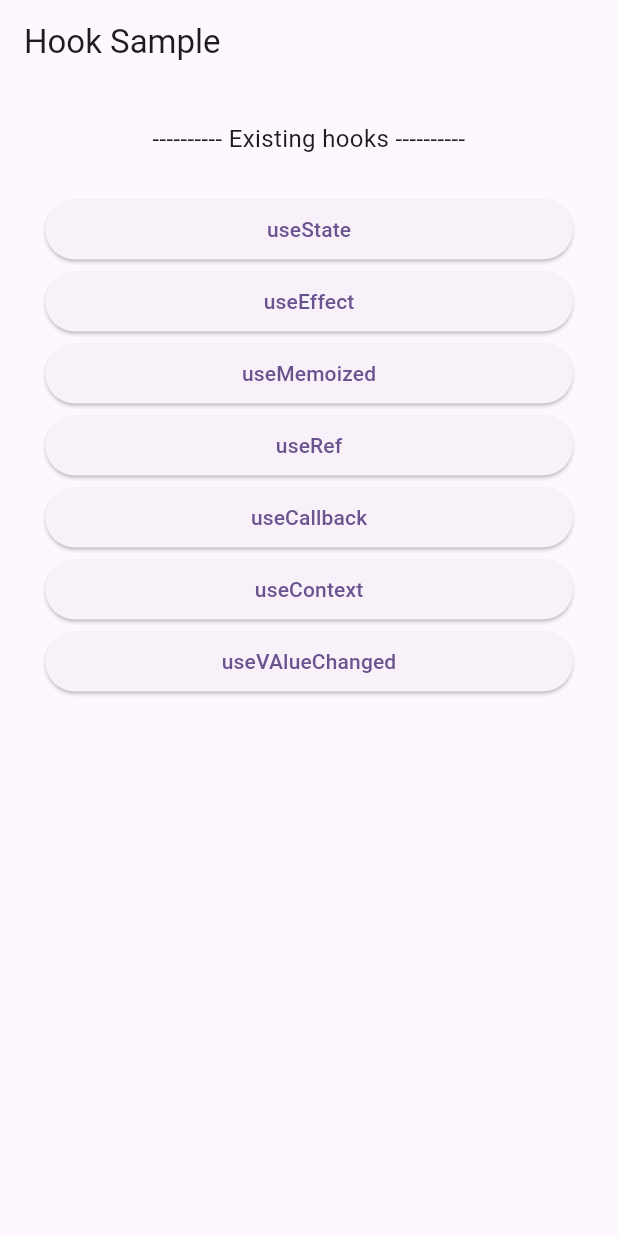
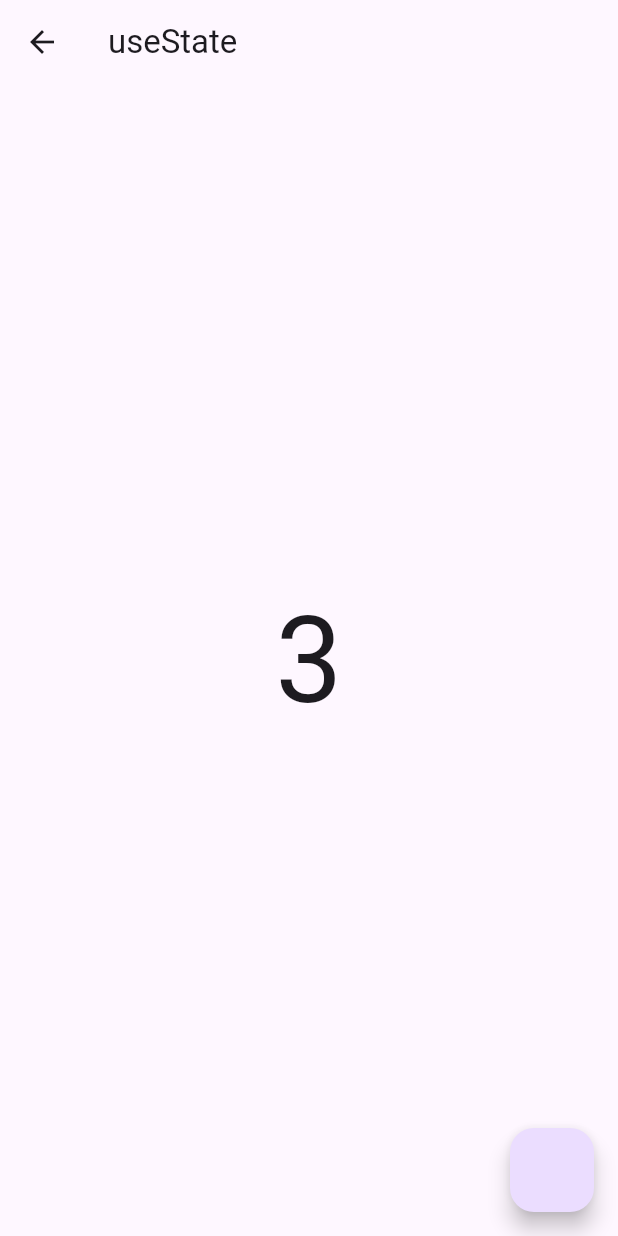
Before and after one commit to sudar-life/flutter_hook_sample, a Flutter app: the screen it shows after launch, after a tap on "useCallback", on a phone screen of 412 x 824 dp. Run offline on Flutter 3.47's test engine with Material 2 defaults, Android fonts, the phone set to English and light mode, and no system bars; our stand-ins replace flutter_hooks.

Commit message:
:lipstick: flutter_hooks 예제 소스 완료

```diff
--- a/lib/src/home.dart
+++ b/lib/src/home.dart
@@ -1,7 +1,17 @@
 import 'package:flutter/material.dart';
+import 'package:flutter_hooks/flutter_hooks.dart';
+import 'package:flutter_hooks_sample_app/src/pages/use_animation_page.dart';
+import 'package:flutter_hooks_sample_app/src/pages/use_callback.dart';
 import 'package:flutter_hooks_sample_app/src/pages/use_effect.dart';
+import 'package:flutter_hooks_sample_app/src/pages/use_future.dart';
 import 'package:flutter_hooks_sample_app/src/pages/use_memoized.dart';
+import 'package:flutter_hooks_sample_app/src/pages/use_reducer.dart';
+import 'package:flutter_hooks_sample_app/src/pages/use_scrollcontroller.dart';
+import 'package:flutter_hooks_sample_app/src/pages/use_single_ticker_provider_page.dart';
 import 'package:flutter_hooks_sample_app/src/pages/use_state.dart';
+import 'package:flutter_hooks_sample_app/src/pages/use_stream.dart';
+import 'package:flutter_hooks_sample_app/src/pages/use_tab_controller.dart';
+import 'package:flutter_hooks_sample_app/src/pages/use_text_editing_controller.dart';
 
 class Home extends StatelessWidget {
   const Home({super.key});
@@ -33,7 +43,6 @@ class Home extends StatelessWidget {
           child: Column(
             crossAxisAlignment: CrossAxisAlignment.stretch,
             children: [
-              title('Existing hooks'),
               ElevatedButton(
                 onPressed: () {
                   pushPage(context, const UseStatePage());
@@ -52,12 +61,51 @@ class Home extends StatelessWidget {
                 },
                 child: const Text('useMemoized'),
               ),
-              ElevatedButton(onPressed: () {}, child: const Text('useRef')),
               ElevatedButton(
-                  onPressed: () {}, child: const Text('useCallback')),
-              ElevatedButton(onPressed: () {}, child: const Text('useContext')),
+                  onPressed: () {
+                    pushPage(context, UseCallBackPage());
+                  },
+                  child: const Text('useCallback')),
               ElevatedButton(
-                  onPressed: () {}, child: const Text('useVAlueChanged')),
+                  onPressed: () {
+                    pushPage(context, UseStreamPage());
+                  },
+                  child: const Text('useStream')),
+              ElevatedButton(
+                  onPressed: () {
+                    pushPage(context, UseFuturePage());
+                  },
+                  child: const Text('useFuture')),
+              ElevatedButton(
+                  onPressed: () {
+                    pushPage(context, useTabControllerPage());
+                  },
+                  child: const Text('useTabController')),
+              ElevatedButton(
+                  onPressed: () {
+                    pushPage(context, UseSingleTickerProviderPage());
+                  },
+                  child: const Text('useSingleTickerProvider')),
+              ElevatedButton(
+                  onPressed: () {
+                    pushPage(context, UseAnimationPage());
+                  },
+                  child: const Text('useAnimation')),
+              ElevatedButton(
+                  onPressed: () {
+                    pushPage(context, UseReducerPage());
+                  },
+                  child: const Text('useReducer')),
+              ElevatedButton(
+                  onPressed: () {
+                    pushPage(context, UseScrollControllerPage());
+                  },
+                  child: const Text('useScrollController')),
+              ElevatedButton(
+                  onPressed: () {
+                    pushPage(context, UseTextEditingControllerPage());
+                  },
+                  child: const Text('useTextEditingController')),
             ],
           ),
         ),
--- /dev/null
+++ b/lib/src/pages/use_callback.dart
@@ -0,0 +1,41 @@
+import 'dart:math';
+
+import 'package:flutter/material.dart';
+import 'package:flutter_hooks/flutter_hooks.dart';
+
+class UseCallBackPage extends HookWidget {
+  UseCallBackPage({super.key});
+
+  int add(int i, int j) {
+    return i + j;
+  }
+
+  @override
+  Widget build(BuildContext context) {
+    var count = useState(0);
+    // var callback = useMemoized(() {
+    //   print('memorize');
+    //   return add;
+    // }, []);
+    var callback = useCallback(() {
+      print('callback');
+      return add(1, 2);
+    }, []);
+
+    print('rebuild');
+    return Scaffold(
+      appBar: AppBar(
+        title: const Text('useState'),
+      ),
+      body: Center(
+        child: Text(
+          callback().toString(),
+          style: const TextStyle(fontSize: 80),
+        ),
+      ),
+      floatingActionButton: FloatingActionButton(onPressed: () {
+        count.value++;
+      }),
+    );
+  }
+}
```
Also changed, not shown: lib/src/pages/use_animation_page.dart (added, +86 -0 lines), lib/src/pages/use_future.dart (added, +30 -0 lines), lib/src/pages/use_memoized.dart (+29 -9 lines), lib/src/pages/use_reducer.dart (added, +82 -0 lines), lib/src/pages/use_scrollcontroller.dart (added, +76 -0 lines), lib/src/pages/use_single_ticker_provider_page.dart (added, +30 -0 lines), lib/src/pages/use_stream.dart (added, +29 -0 lines), lib/src/pages/use_tab_controller.dart (added, +73 -0 lines), lib/src/pages/use_text_editing_controller.dart (added, +64 -0 lines).
